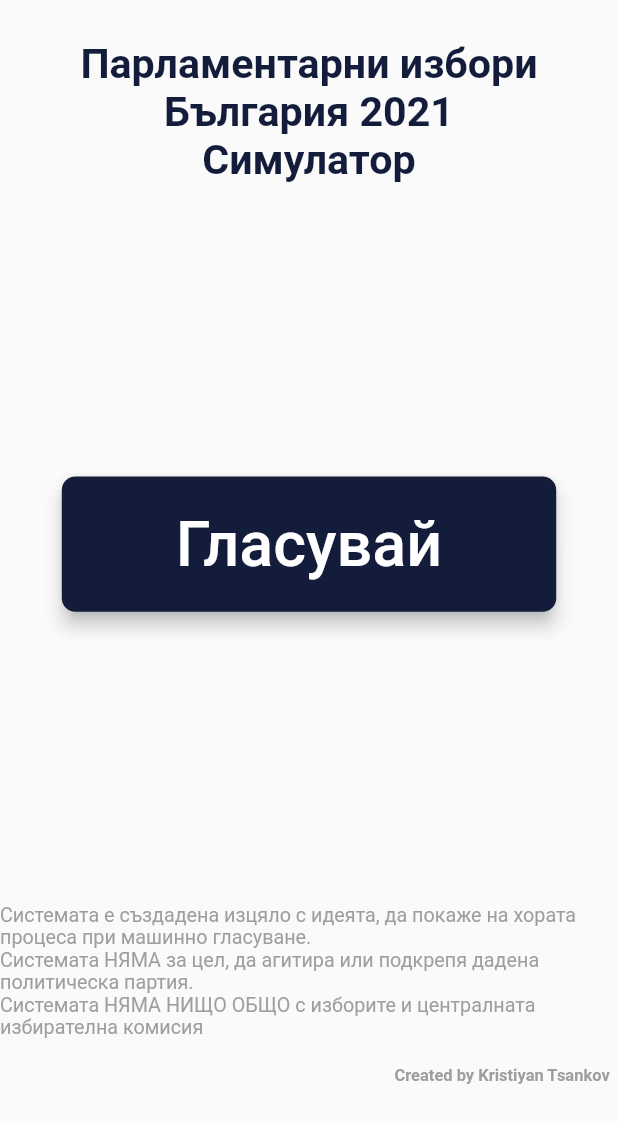
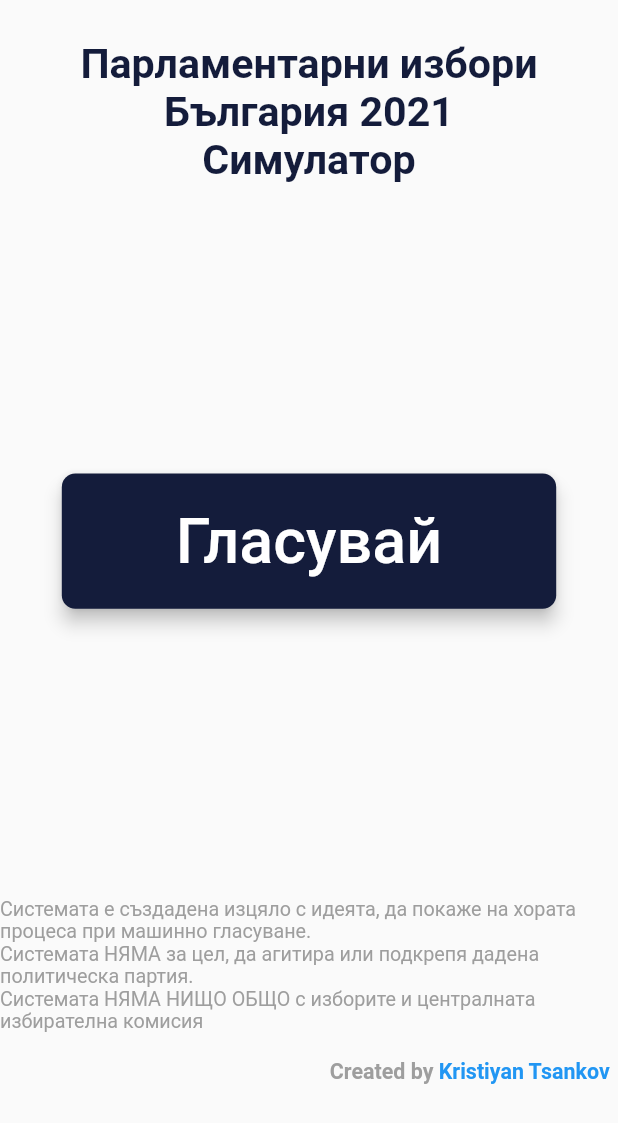
Before and after one commit to AEZakmee/bulgarian_elections_2021, a Flutter app: the screen it shows after launch, on a phone screen of 412 x 824 dp. Shown: the top 1123 px of the screen. Run offline on Flutter 3.47's test engine with Material 2 defaults, Android fonts, the phone set to English and light mode, and no system bars.

Commit message:
Link to my profile

```diff
--- a/lib/screens/home_screen/components/body.dart
+++ b/lib/screens/home_screen/components/body.dart
@@ -4,8 +4,28 @@ import 'package:mashinno_glasuvane/screens/vote_screen/vote_screen.dart';
 import 'package:mashinno_glasuvane/size_config.dart';
 import 'package:mashinno_glasuvane/utilities/default_button.dart';
 import 'package:provider/provider.dart';
+import 'package:url_launcher/url_launcher.dart';
 
-class Body extends StatelessWidget {
+class Body extends StatefulWidget {
+  @override
+  _BodyState createState() => _BodyState();
+}
+
+class _BodyState extends State<Body> {
+  _launchURL() async {
+    const url = 'https://www.linkedin.com/in/kristiyan-t99';
+    if (await canLaunch(url)) {
+      await launch(
+        url,
+        forceSafariVC: true,
+        forceWebView: true,
+        webOnlyWindowName: '_blank',
+      );
+    } else {
+      throw 'Could not launch $url';
+    }
+  }
+
   @override
   Widget build(BuildContext context) {
     SizeConfig().init(context);
@@ -58,14 +78,24 @@ class Body extends StatelessWidget {
                     padding: EdgeInsets.only(
                       right: getProportionateScreenWidth(5),
                     ),
-                    child: Text(
-                      "Created by Kristiyan Tsankov",
-                      style: TextStyle(
-                        fontSize: getProportionateScreenWidth(10),
-                        color: Colors.grey,
-                        fontWeight: FontWeight.w700,
+                    child: InkWell(
+                      onTap: _launchURL,
+                      child: RichText(
+                        text: TextSpan(
+                          style: TextStyle(
+                            fontSize: getProportionateScreenWidth(13),
+                            color: Colors.grey,
+                            fontWeight: FontWeight.w700,
+                          ),
+                          children: [
+                            TextSpan(text: 'Created by '),
+                            TextSpan(
+                              text: 'Kristiyan Tsankov',
+                              style: TextStyle(color: Colors.blue),
+                            )
+                          ],
+                        ),
                       ),
-                      textAlign: TextAlign.right,
                     ),
                   ),
                 ],
--- a/lib/screens/vote_screen/components/body.dart
+++ b/lib/screens/vote_screen/components/body.dart
@@ -15,7 +15,6 @@ class Body extends StatefulWidget {
 }
 
 class _BodyState extends State<Body> {
-  String votedString = '';
   @override
   Widget build(BuildContext context) {
     SizeConfig().init(context);
@@ -174,7 +173,6 @@ class _BodyState extends State<Body> {
                 Row(
                   children: [
                     Spacer(),
-                    Text(votedString),
                     DefaultButton(
                       text: 'Преглед',
                       onPress: () {
--- a/pubspec.yaml
+++ b/pubspec.yaml
@@ -29,6 +29,8 @@ dependencies:
   # Use with the CupertinoIcons class for iOS style icons.
   cupertino_icons: ^1.0.2
   provider: ^5.0.0
+  url_launcher: ^5.1.4
+  url_launcher_web: ^0.1.0
 
 dev_dependencies:
   flutter_test:
```
Also changed, not shown: pubspec.lock, 2 other files.
